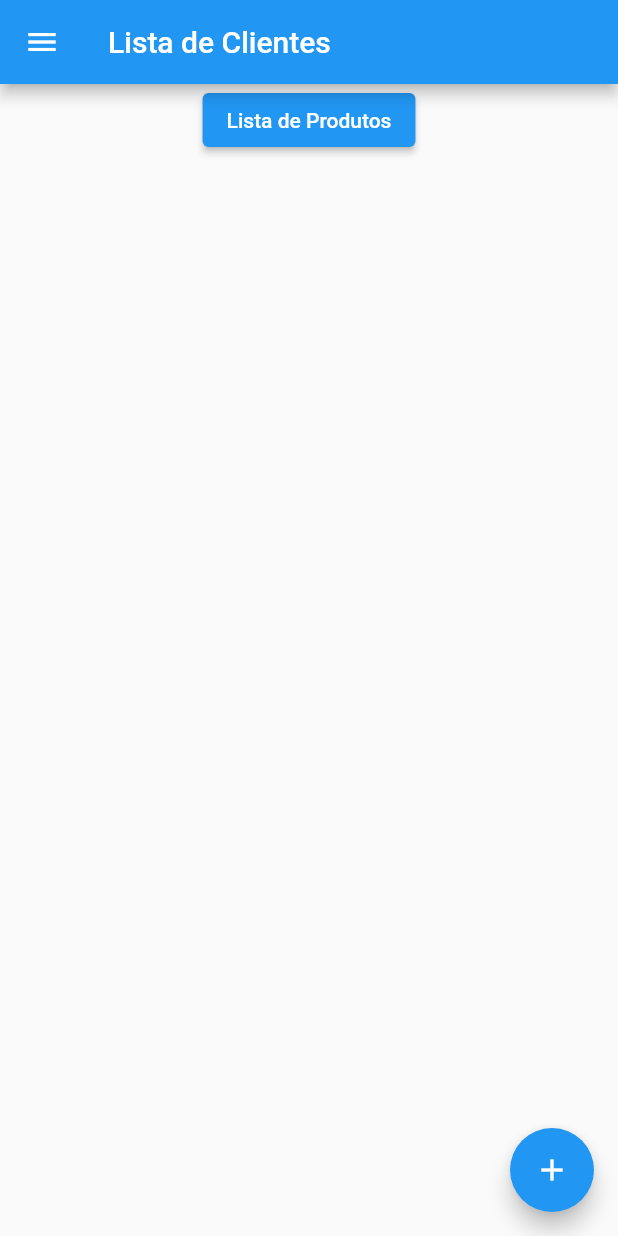
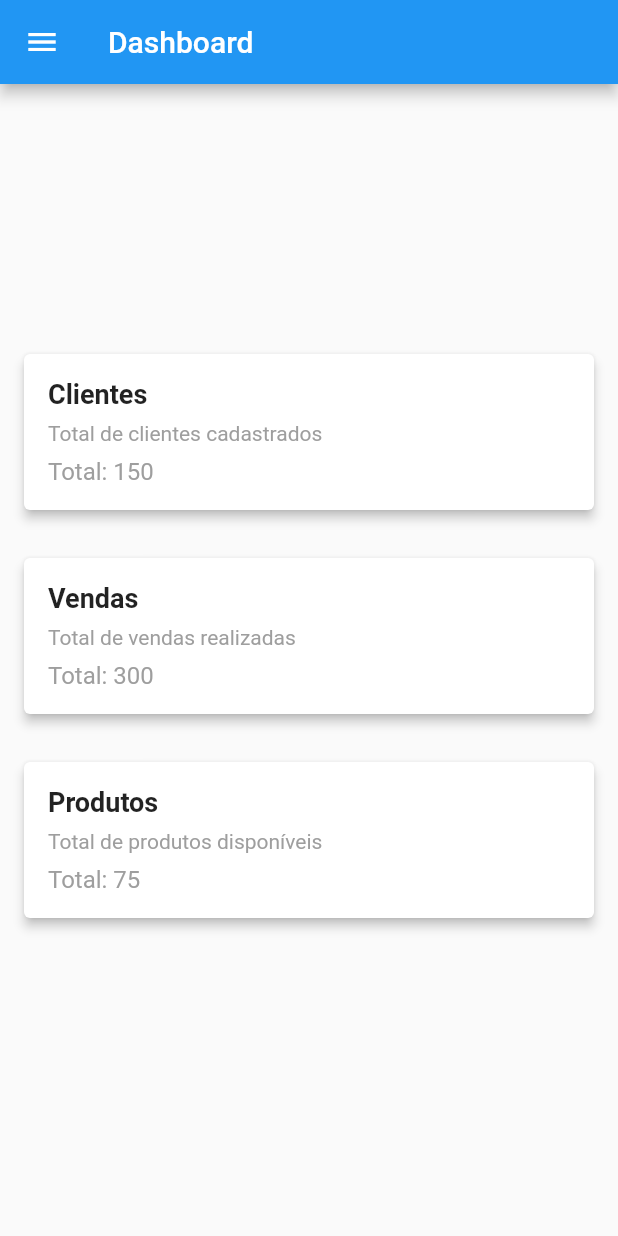
Before and after one commit to raphael-ros/ProjetoRazer, a Flutter app: the screen it shows after launch, on a phone screen of 412 x 824 dp. Run offline on Flutter 3.47's test engine with Material 2 defaults, Android fonts, the light colour scheme and no system bars; our stand-ins replace mask_text_input_formatter.

Commit message:
Adicionado Dashboard, telas, ApiService

```diff
--- a/projetorazer/lib/classProduto.dart
+++ /dev/null
@@ -1,5 +0,0 @@
-class Produto {
-  final String descricao;
-
-  Produto({required this.descricao});
-}
--- a/projetorazer/lib/main.dart
+++ b/projetorazer/lib/main.dart
@@ -1,8 +1,9 @@
 import 'package:flutter/material.dart';
-import 'package:projetorazer/produtos.dart';
-import 'classCliente.dart';
+
+import 'models/classCliente.dart';
 import 'package:projetorazer/widgets/drawer.dart';
 import 'package:mask_text_input_formatter/mask_text_input_formatter.dart';
+import 'package:projetorazer/screens/produtosScreen.dart';
 
 void main() {
   runApp(const MyApp());
@@ -17,154 +18,110 @@ class MyApp extends StatelessWidget {
   Widget build(BuildContext context) {
     return MaterialApp(
       title: appTitle,
-      home: const ClientesScreen(),
+      home: const DashboardScreen(),
     );
   }
 }
 
-class ClientesScreen extends StatefulWidget {
-  const ClientesScreen({Key? key});
-
-  @override
-  _ClientesScreenState createState() => _ClientesScreenState();
-}
-
-class _ClientesScreenState extends State<ClientesScreen> {
-  List<Cliente> clientes = []; // Lista de clientes
-
-  void trocaTela() {
-    Navigator.push(
-        context, MaterialPageRoute(builder: (context) => ProdutosScreen()));
-  }
+class DashboardScreen extends StatelessWidget {
+  const DashboardScreen({Key? key});
 
   @override
   Widget build(BuildContext context) {
+    // Valores fictícios
+    int totalClientes = 150;
+    int totalVendas = 300;
+    int totalProdutos = 75;
+
     return Scaffold(
       appBar: AppBar(
-        title: Text('Lista de Clientes'),
+        title: Text('Dashboard'),
       ),
-      drawer: AppDrawer(), // Adicionando o Drawer aqui
+      drawer: AppDrawer(),
       body: Column(
+        mainAxisAlignment: MainAxisAlignment.center,
+        crossAxisAlignment: CrossAxisAlignment.stretch,
         children: [
-          ElevatedButton(
-            onPressed: trocaTela,
-            child: const Text('Lista de Produtos'),
+          DashboardCard(
+            title: 'Clientes',
+            description: 'Total de clientes cadastrados',
+            count: totalClientes,
+            onPressed: () {
+              // Implemente a navegação para a tela de clientes aqui.
+            },
           ),
-          Expanded(
-            child: ListView.builder(
-              itemCount: clientes.length,
-              itemBuilder: (context, index) {
-                final cliente = clientes[index];
-                return ListTile(
-                  title: Text('${cliente.nome} ${cliente.sobrenome}'),
-                  subtitle: Text('CPF: ${cliente.cpf}'),
-                  trailing: IconButton(
-                    icon: Icon(Icons.delete),
+          DashboardCard(
+            title: 'Vendas',
+            description: 'Total de vendas realizadas',
+            count: totalVendas,
             onPressed: () {
-                      // Verifique se o cliente não possui pedidos antes de excluí-lo
-                      if (podeExcluirCliente(cliente)) {
-                        setState(() {
-                          clientes.removeAt(index);
-                        });
-                      } else {
-                        ScaffoldMessenger.of(context).showSnackBar(
-                          const SnackBar(
-                            content: Text(
-                                'Este cliente possui pedidos e não pode ser excluído.'),
+              // Implemente a navegação para a tela de vendas aqui.
+            },
+          ),
+          DashboardCard(
+            title: 'Produtos',
+            description: 'Total de produtos disponíveis',
+            count: totalProdutos,
+            onPressed: () {
+              Navigator.push(
+                context,
+                MaterialPageRoute(builder: (context) => ProdutosScreen()),
+              );
+            },
+          ),
+          // Adicionando um gráfico de barras
+          Padding(
+            padding: const EdgeInsets.all(16.0),
+          ),
+        ],
       ),
     );
   }
-                    },
+}
+
+class DashboardCard extends StatelessWidget {
+  final String title;
+  final String description;
+  final int count;
+  final VoidCallback onPressed;
+
+  const DashboardCard({
+    required this.title,
+    required this.description,
+    required this.count,
+    required this.onPressed,
+  });
+
+  @override
+  Widget build(BuildContext context) {
+    return Card(
+      elevation: 3,
+      margin: EdgeInsets.all(16),
+      child: InkWell(
+        onTap: onPressed,
+        child: Padding(
+          padding: const EdgeInsets.all(16.0),
+          child: Column(
+            crossAxisAlignment: CrossAxisAlignment.start,
+            children: [
+              Text(
+                title,
+                style: TextStyle(fontSize: 18, fontWeight: FontWeight.bold),
               ),
-                );
-              },
+              SizedBox(height: 8),
+              Text(
+                description,
+                style: TextStyle(fontSize: 14, color: Colors.grey),
               ),
+              SizedBox(height: 8),
+              Text(
+                'Total: $count',
+                style: TextStyle(fontSize: 16, color: Colors.grey),
               ),
             ],
           ),
-      floatingActionButton: FloatingActionButton(
-        onPressed: () {
-          _mostrarDialogoIncluirCliente(context);
-        },
-        child: Icon(Icons.add),
+        ),
       ),
     );
   }
-
-  bool podeExcluirCliente(Cliente cliente) {
-    // Implemente a lógica para verificar se o cliente possui pedidos
-    // Se tiver pedidos, retorne false; caso contrário, retorne true.
-    return true; // Modifique de acordo com a sua lógica real.
 }
-
-  void _mostrarDialogoIncluirCliente(BuildContext context) {
-    final TextEditingController nomeController = TextEditingController();
-    final TextEditingController sobrenomeController = TextEditingController();
-    final cpfController = MaskTextInputFormatter(
-      mask: '###.###.###-##',
-      filter: {"#": RegExp(r'[0-9]')},
-    );
-
-    showDialog(
-      context: context,
-      builder: (context) {
-        return AlertDialog(
-          title: Text('Incluir Cliente'),
-          content: Column(
-            mainAxisSize: MainAxisSize.min,
-            children: <Widget>[
-              TextField(
-                controller: nomeController,
-                decoration: InputDecoration(labelText: 'Nome'),
-              ),
-              TextField(
-                controller: sobrenomeController,
-                decoration: InputDecoration(labelText: 'Sobrenome'),
-              ),
-              TextField(
-                controller:
-                    TextEditingController(text: cpfController.getMaskedText()),
-                inputFormatters: [cpfController],
-                decoration: InputDecoration(labelText: 'CPF'),
-              ),
-            ],
-          ),
-          actions: <Widget>[
-            TextButton(
-              child: Text('Cancelar'),
-              onPressed: () {
-                Navigator.of(context).pop();
-              },
-            ),
-            TextButton(
-              child: Text('Salvar'),
-              onPressed: () {
-                final nome = nomeController.text;
-                final sobrenome = sobrenomeController.text;
-                final cpf = cpfController.getUnmaskedText();
-
-                if (nome.isNotEmpty && sobrenome.isNotEmpty && cpf.isNotEmpty) {
-                  final novoCliente = Cliente(
-                    nome: nome,
-                    sobrenome: sobrenome,
-                    cpf: cpf,
-                  );
-                  setState(() {
-                    clientes.add(novoCliente);
-                  });
-                  Navigator.of(context).pop();
-                } else {
-                  ScaffoldMessenger.of(context).showSnackBar(
-                    SnackBar(
-                      content: Text('Por favor, preencha todos os campos.'),
-                    ),
-                  );
-                }
-              },
-            ),
-          ],
-        );
-      },
-    );
-  }
-}
--- /dev/null
+++ b/projetorazer/lib/models/dashboardInfo.dart
@@ -0,0 +1,11 @@
+class DashboardInfo {
+  final String nomeApp;
+  final int numeroVendas;
+  final int numeroClientes;
+
+  DashboardInfo({
+    required this.nomeApp,
+    required this.numeroVendas,
+    required this.numeroClientes,
+  });
+}
--- /dev/null
+++ b/projetorazer/lib/screens/dashboardScreen.dart
@@ -0,0 +1,25 @@
+import 'package:flutter/material.dart';
+import 'package:projetorazer/screens/produtosScreen.dart';
+
+class DashboardScreen extends StatelessWidget {
+  const DashboardScreen({Key? key}) : super(key: key);
+
+  @override
+  Widget build(BuildContext context) {
+    return Scaffold(
+      appBar: AppBar(
+        title: Text('Dashboard'),
+      ),
+      body: Column(
+        mainAxisAlignment: MainAxisAlignment.center,
+        children: [
+          Text(
+            'Bem-vindo à Dashboard!',
+            style: TextStyle(fontSize: 24),
+          ),
+          // Adicione aqui os elementos da Dashboard, como estatísticas, gráficos, etc.
+        ],
+      ),
+    );
+  }
+}
--- /dev/null
+++ b/projetorazer/lib/screens/paginaInicial.dart
@@ -0,0 +1,40 @@
+import 'package:flutter/material.dart';
+import 'package:projetorazer/models/dashboardInfo.dart';
+
+class DashboardScreen extends StatelessWidget {
+  final DashboardInfo dashboardInfo;
+
+  const DashboardScreen({Key? key, required this.dashboardInfo})
+      : super(key: key);
+
+  @override
+  Widget build(BuildContext context) {
+    return Scaffold(
+      appBar: AppBar(
+        title: Text('Dashboard'),
+      ),
+      body: Padding(
+        padding: const EdgeInsets.all(16.0),
+        child: Column(
+          crossAxisAlignment: CrossAxisAlignment.start,
+          children: [
+            Text(
+              'Informações do Aplicativo:',
+              style: TextStyle(fontSize: 18, fontWeight: FontWeight.bold),
+            ),
+            SizedBox(height: 8),
+            Text('Nome do App: ${dashboardInfo.nomeApp}'),
+            SizedBox(height: 16),
+            Text(
+              'Estatísticas:',
+              style: TextStyle(fontSize: 18, fontWeight: FontWeight.bold),
+            ),
+            SizedBox(height: 8),
+            Text('Número de Vendas: ${dashboardInfo.numeroVendas}'),
+            Text('Número de Clientes: ${dashboardInfo.numeroClientes}'),
+          ],
+        ),
+      ),
+    );
+  }
+}
```
Also changed, not shown: projetorazer/lib/models/apiService.dart (added, +52 -0 lines), projetorazer/lib/models/classProduto.dart (added, +14 -0 lines), projetorazer/lib/screens/clientesScreen.dart (added, +170 -0 lines), projetorazer/lib/screens/produtosScreen.dart (renamed from projetorazer/lib/produtos.dart, +48 -28 lines), projetorazer/lib/screens/vendasScreen.dart (added, +58 -0 lines), projetorazer/lib/widgets/drawer.dart (+21 -1 lines), projetorazer/pubspec.yaml (+4 -6 lines), projetorazer/lib/models/classCliente.dart (renamed from projetorazer/lib/classCliente.dart), projetorazer/pubspec.lock, 1 other file. Lines whose indentation alone changed are shown as unchanged.
